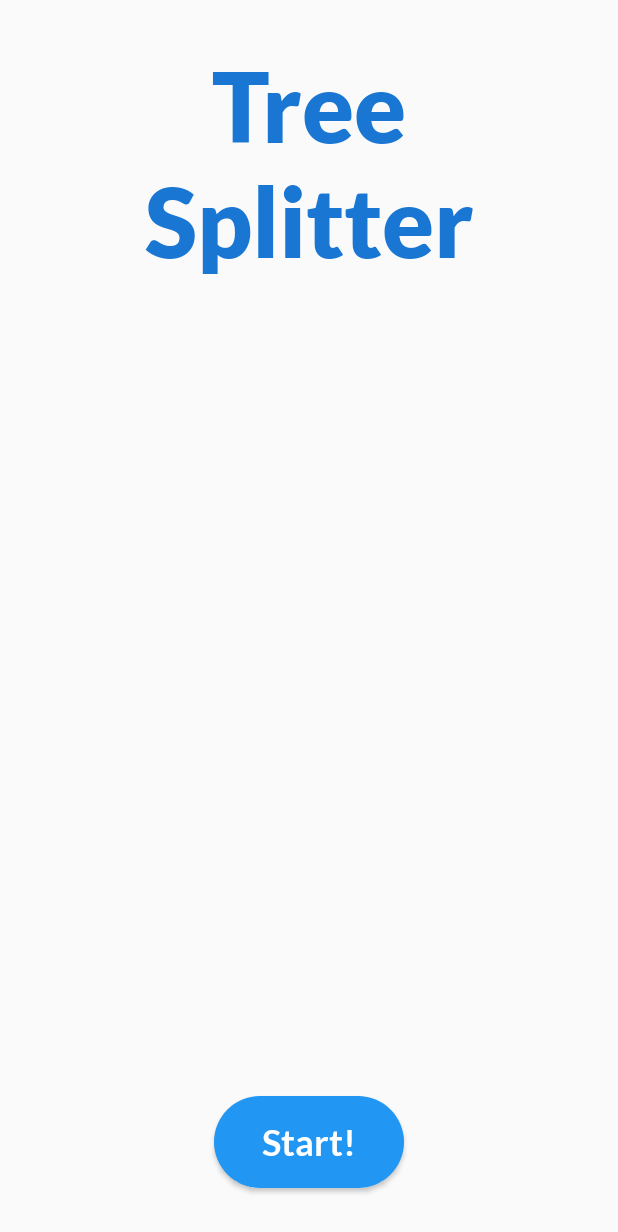
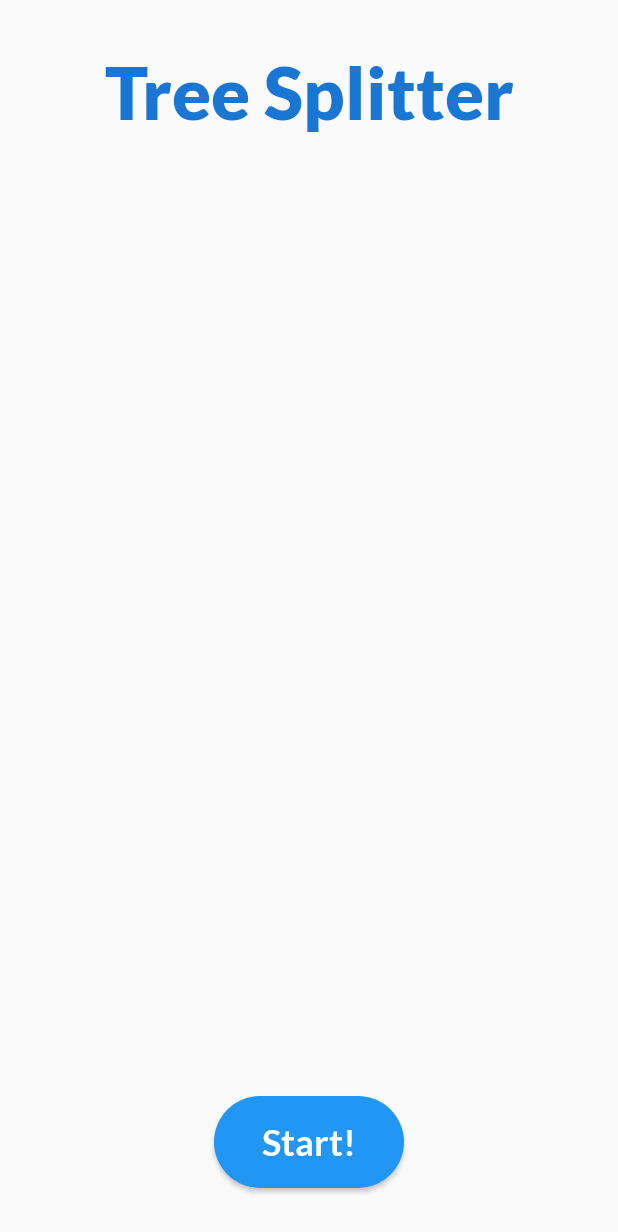
Before and after one commit to flaringapp/KursachAndroid, an Android app: the screen it shows after launch (MainActivity), on a phone screen of 412 x 824 dp. Shown: the top 1232 px of the screen. Run offline under Robolectric (Android 15) with nearby library versions, the phone set to English and light mode, and no system bars.

Commit message:
Reduce app title text size

```diff
--- a/app/src/main/res/values/dimens.xml
+++ b/app/src/main/res/values/dimens.xml
@@ -5,7 +5,7 @@
 
     <dimen name="titleTextSize">42sp</dimen>
     <dimen name="titleDialogTextSize">32sp</dimen>
-    <dimen name="appTitleTextSize">64sp</dimen>
+    <dimen name="appTitleTextSize">48sp</dimen>
     <dimen name="buttonTextSize">24sp</dimen>
     <dimen name="buttonTextSizeSmall">18sp</dimen>
     <dimen name="subtitleTextSize">28dp</dimen>
```
